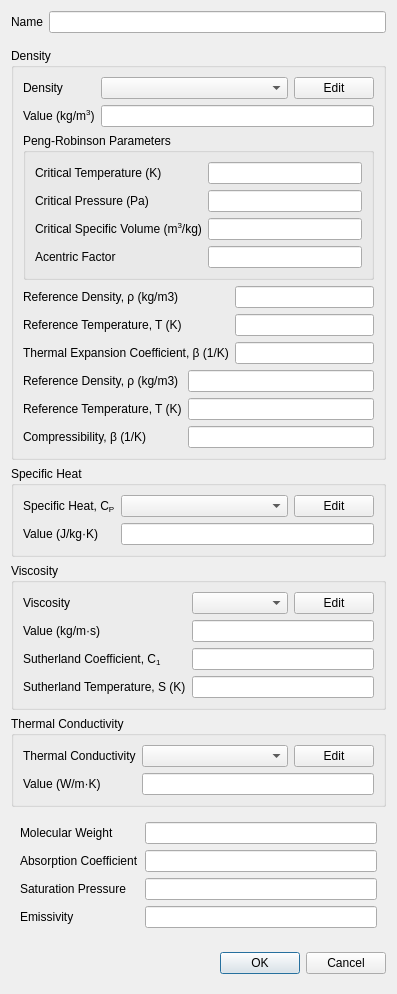
nextfoam/baram, file baramFlow/view/setup/materials/material_dialog.ui: the form before one commit.
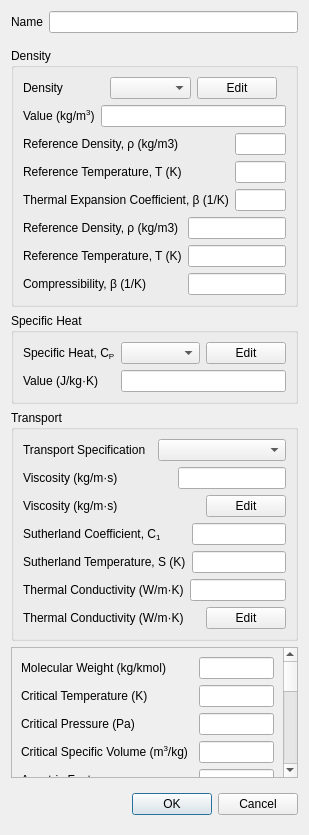
The form after the commit. Custom widgets are drawn as their Qt base class.

```diff
--- a/baramFlow/view/setup/materials/material_dialog.ui
+++ b/baramFlow/view/setup/materials/material_dialog.ui
@@ -6,8 +6,8 @@
    <rect>
     <x>0</x>
     <y>0</y>
-    <width>397</width>
-    <height>977</height>
+    <width>309</width>
+    <height>835</height>
    </rect>
   </property>
   <property name="windowTitle">
@@ -82,27 +82,6 @@
               </property>
              </widget>
             </item>
-            <item row="0" column="1">
-             <layout class="QHBoxLayout" name="horizontalLayout">
-              <item>
-               <widget class="EnumComboBox" name="densityType">
-                <property name="sizePolicy">
-                 <sizepolicy hsizetype="Expanding" vsizetype="Fixed">
-                  <horstretch>0</horstretch>
-                  <verstretch>0</verstretch>
-                 </sizepolicy>
-                </property>
-               </widget>
-              </item>
-              <item>
-               <widget class="QPushButton" name="densityEdit">
-                <property name="text">
-                 <string>Edit</string>
-                </property>
-               </widget>
-              </item>
-             </layout>
-            </item>
             <item row="1" column="0">
              <widget class="QLabel" name="label_4">
               <property name="text">
@@ -113,54 +92,34 @@
             <item row="1" column="1">
              <widget class="QLineEdit" name="constantDensity"/>
             </item>
-           </layout>
-          </widget>
-         </item>
-         <item>
-          <widget class="QGroupBox" name="pengRobinsonParameters">
-           <property name="title">
-            <string>Peng-Robinson Parameters</string>
-           </property>
-           <layout class="QFormLayout" name="formLayout_8">
-            <item row="0" column="0">
-             <widget class="QLabel" name="label_8">
-              <property name="text">
-               <string>Critical Temperature (K)</string>
-              </property>
-             </widget>
-            </item>
-            <item row="1" column="0">
-             <widget class="QLabel" name="label_9">
-              <property name="text">
-               <string>Critical Pressure (Pa)</string>
-              </property>
-             </widget>
-            </item>
-            <item row="1" column="1">
-             <widget class="QLineEdit" name="criticalPressure"/>
-            </item>
-            <item row="2" column="0">
-             <widget class="QLabel" name="label_10">
-              <property name="text">
-               <string>&lt;html&gt;&lt;head/&gt;&lt;body&gt;&lt;p&gt;Critical Specific Volume (m&lt;span style=&quot; vertical-align:super;&quot;&gt;3&lt;/span&gt;/kg)&lt;/p&gt;&lt;/body&gt;&lt;/html&gt;</string>
-              </property>
-             </widget>
-            </item>
-            <item row="2" column="1">
-             <widget class="QLineEdit" name="criticalSpecificVolume"/>
-            </item>
-            <item row="3" column="0">
-             <widget class="QLabel" name="label_11">
-              <property name="text">
-               <string>Acentric Factor</string>
-              </property>
-             </widget>
-            </item>
-            <item row="3" column="1">
-             <widget class="QLineEdit" name="acentricFactor"/>
-            </item>
             <item row="0" column="1">
-             <widget class="QLineEdit" name="criticalTemperature"/>
+             <widget class="QWidget" name="widget_90" native="true">
+              <layout class="QHBoxLayout" name="horizontalLayout">
+               <property name="topMargin">
+                <number>0</number>
+               </property>
+               <property name="bottomMargin">
+                <number>0</number>
+               </property>
+               <item>
+                <widget class="PythonComboBox" name="densitySpec">
+                 <property name="sizePolicy">
+                  <sizepolicy hsizetype="Expanding" vsizetype="Fixed">
+                   <horstretch>0</horstretch>
+                   <verstretch>0</verstretch>
+                  </sizepolicy>
+                 </property>
+                </widget>
+               </item>
+               <item>
+                <widget class="QPushButton" name="densityEdit">
+                 <property name="text">
+                  <string>Edit</string>
+                 </property>
+                </widget>
+               </item>
+              </layout>
+             </widget>
             </item>
            </layout>
           </widget>
@@ -293,7 +252,7 @@
              <number>0</number>
             </property>
             <item>
-             <widget class="EnumComboBox" name="specificHeatType">
+             <widget class="PythonComboBox" name="specificHeatSpec">
               <property name="sizePolicy">
                <sizepolicy hsizetype="Expanding" vsizetype="Fixed">
                 <horstretch>0</horstretch>
@@ -332,21 +291,42 @@
        </widget>
       </item>
       <item>
-       <widget class="QGroupBox" name="viscosityGroup">
+       <widget class="QGroupBox" name="transportGroup">
         <property name="title">
-         <string>Viscosity</string>
+         <string>Transport</string>
         </property>
-        <layout class="QFormLayout" name="formLayout_4">
-         <item row="0" column="0">
-          <widget class="QLabel" name="viscosityLabel">
+        <layout class="QVBoxLayout" name="verticalLayout_4">
+         <item>
+          <widget class="QWidget" name="widget_3" native="true">
+           <layout class="QHBoxLayout" name="horizontalLayout_2">
+            <property name="leftMargin">
+             <number>0</number>
+            </property>
+            <property name="topMargin">
+             <number>0</number>
+            </property>
+            <property name="rightMargin">
+             <number>0</number>
+            </property>
+            <property name="bottomMargin">
+             <number>0</number>
+            </property>
+            <item>
+             <widget class="QLabel" name="label_15">
            <property name="text">
-            <string>Viscosity</string>
+               <string>Transport Specification</string>
            </property>
           </widget>
          </item>
-         <item row="0" column="1">
-          <widget class="QWidget" name="widget_9" native="true">
-           <layout class="QHBoxLayout" name="horizontalLayout_6">
+            <item>
+             <widget class="PythonComboBox" name="transportSpec"/>
+            </item>
+           </layout>
+          </widget>
+         </item>
+         <item>
+          <widget class="QWidget" name="viscosityGroup" native="true">
+           <layout class="QVBoxLayout" name="verticalLayout_5">
             <property name="leftMargin">
              <number>0</number>
             </property>
@@ -360,22 +340,62 @@
              <number>0</number>
             </property>
             <item>
-             <widget class="EnumComboBox" name="viscosityType">
-              <property name="sizePolicy">
-               <sizepolicy hsizetype="Expanding" vsizetype="Fixed">
-                <horstretch>0</horstretch>
-                <verstretch>0</verstretch>
-               </sizepolicy>
-              </property>
-              <property name="minimumSize">
+             <widget class="QWidget" name="viscosityConstantGroup" native="true">
+              <layout class="QGridLayout" name="gridLayout" rowstretch="0,0" columnstretch="0,0,0,0">
+               <property name="leftMargin">
+                <number>0</number>
+               </property>
+               <property name="topMargin">
+                <number>0</number>
+               </property>
+               <property name="rightMargin">
+                <number>0</number>
+               </property>
+               <property name="bottomMargin">
+                <number>0</number>
+               </property>
+               <item row="1" column="1">
+                <widget class="QLabel" name="label_16">
+                 <property name="text">
+                  <string>Viscosity (kg/m·s)</string>
+                 </property>
+                </widget>
+               </item>
+               <item row="1" column="2">
+                <spacer name="horizontalSpacer">
+                 <property name="orientation">
+                  <enum>Qt::Horizontal</enum>
+                 </property>
+                 <property name="sizeHint" stdset="0">
                <size>
-                <width>92</width>
-                <height>0</height>
-               </size>
-              </property>
+                   <width>40</width>
+                   <height>20</height>
+                  </size>
+                 </property>
+                </spacer>
+               </item>
+               <item row="1" column="3">
+                <widget class="QLineEdit" name="viscosityConstant"/>
+               </item>
+              </layout>
              </widget>
             </item>
             <item>
+             <widget class="QWidget" name="viscosityEditGroup" native="true">
+              <layout class="QGridLayout" name="gridLayout_3">
+               <property name="leftMargin">
+                <number>0</number>
+               </property>
+               <property name="topMargin">
+                <number>0</number>
+               </property>
+               <property name="rightMargin">
+                <number>0</number>
+               </property>
+               <property name="bottomMargin">
+                <number>0</number>
+               </property>
+               <item row="0" column="2">
              <widget class="QPushButton" name="viscosityEdit">
               <property name="sizePolicy">
                <sizepolicy hsizetype="Fixed" vsizetype="Fixed">
@@ -388,57 +408,115 @@
               </property>
              </widget>
             </item>
-           </layout>
-          </widget>
-         </item>
-         <item row="1" column="0">
-          <widget class="QLabel" name="viscosityLabel_2">
+               <item row="0" column="0">
+                <widget class="QLabel" name="label_21">
            <property name="text">
-            <string>Value (kg/m·s)</string>
+                  <string>Viscosity (kg/m·s)</string>
            </property>
           </widget>
          </item>
-         <item row="1" column="1">
-          <widget class="QLineEdit" name="constantViscosity"/>
-         </item>
-         <item row="2" column="0">
+               <item row="0" column="1">
+                <spacer name="horizontalSpacer_4">
+                 <property name="orientation">
+                  <enum>Qt::Horizontal</enum>
+                 </property>
+                 <property name="sizeHint" stdset="0">
+                  <size>
+                   <width>40</width>
+                   <height>20</height>
+                  </size>
+                 </property>
+                </spacer>
+               </item>
+              </layout>
+             </widget>
+            </item>
+            <item>
+             <widget class="QWidget" name="viscositySutherlandGroup" native="true">
+              <layout class="QGridLayout" name="gridLayout_2">
+               <property name="leftMargin">
+                <number>0</number>
+               </property>
+               <property name="topMargin">
+                <number>0</number>
+               </property>
+               <property name="rightMargin">
+                <number>0</number>
+               </property>
+               <property name="bottomMargin">
+                <number>0</number>
+               </property>
+               <item row="0" column="0">
           <widget class="QLabel" name="label">
            <property name="text">
             <string>Sutherland Coefficient, C&lt;sub&gt;1&lt;/sub&gt;</string>
            </property>
           </widget>
          </item>
-         <item row="2" column="1">
+               <item row="0" column="1">
           <widget class="QLineEdit" name="sutherlandCoefficient"/>
          </item>
-         <item row="3" column="0">
+               <item row="1" column="0">
           <widget class="QLabel" name="label_6">
            <property name="text">
             <string>Sutherland Temperature, S (K)</string>
            </property>
           </widget>
          </item>
-         <item row="3" column="1">
+               <item row="1" column="1">
           <widget class="QLineEdit" name="sutherlandTemperature"/>
          </item>
         </layout>
        </widget>
       </item>
+           </layout>
+          </widget>
+         </item>
       <item>
-       <widget class="QGroupBox" name="thermalConductivity">
-        <property name="title">
-         <string>Thermal Conductivity</string>
-        </property>
-        <layout class="QFormLayout" name="formLayout_5">
-         <item row="0" column="0">
-          <widget class="QLabel" name="thremalConductivityLabel">
+          <widget class="QWidget" name="thermalConductivityGroup" native="true">
+           <layout class="QVBoxLayout" name="verticalLayout_6">
+            <property name="leftMargin">
+             <number>0</number>
+            </property>
+            <property name="topMargin">
+             <number>0</number>
+            </property>
+            <property name="rightMargin">
+             <number>0</number>
+            </property>
+            <property name="bottomMargin">
+             <number>0</number>
+            </property>
+            <item>
+             <widget class="QWidget" name="thermalConductivityConstantGroup" native="true">
+              <layout class="QHBoxLayout" name="horizontalLayout_6">
+               <property name="leftMargin">
+                <number>0</number>
+               </property>
+               <property name="topMargin">
+                <number>0</number>
+               </property>
+               <property name="rightMargin">
+                <number>0</number>
+               </property>
+               <property name="bottomMargin">
+                <number>0</number>
+               </property>
+               <item>
+                <widget class="QLabel" name="label_17">
            <property name="text">
-            <string>Thermal Conductivity</string>
+                  <string>Thermal Conductivity (W/m·K)</string>
            </property>
           </widget>
          </item>
-         <item row="0" column="1">
-          <widget class="QWidget" name="widget_11" native="true">
+               <item>
+                <widget class="QLineEdit" name="thermalConductivityConstant"/>
+               </item>
+              </layout>
+             </widget>
+            </item>
+            <item>
+             <widget class="QWidget" name="thermalConductivityEditGroup" native="true">
            <layout class="QHBoxLayout" name="horizontalLayout_7">
             <property name="leftMargin">
              <number>0</number>
@@ -453,15 +531,25 @@
              <number>0</number>
             </property>
             <item>
-             <widget class="EnumComboBox" name="thermalConductivityType">
-              <property name="sizePolicy">
-               <sizepolicy hsizetype="Expanding" vsizetype="Fixed">
-                <horstretch>0</horstretch>
-                <verstretch>0</verstretch>
-               </sizepolicy>
+                <widget class="QLabel" name="label_22">
+                 <property name="text">
+                  <string>Thermal Conductivity (W/m·K)</string>
               </property>
              </widget>
             </item>
+               <item>
+                <spacer name="horizontalSpacer_3">
+                 <property name="orientation">
+                  <enum>Qt::Horizontal</enum>
+                 </property>
+                 <property name="sizeHint" stdset="0">
+                  <size>
+                   <width>40</width>
+                   <height>20</height>
+                  </size>
+                 </property>
+                </spacer>
+               </item>
             <item>
              <widget class="QPushButton" name="thermalConductivityEdit">
               <property name="sizePolicy">
@@ -478,26 +566,34 @@
            </layout>
           </widget>
          </item>
-         <item row="1" column="0">
-          <widget class="QLabel" name="thremalConductivityLabel_2">
-           <property name="text">
-            <string>Value (W/m·K)</string>
-           </property>
+           </layout>
           </widget>
          </item>
-         <item row="1" column="1">
-          <widget class="QLineEdit" name="constantThermalConductivity"/>
+        </layout>
+       </widget>
          </item>
         </layout>
        </widget>
       </item>
       <item>
-       <widget class="QWidget" name="properties" native="true">
-        <layout class="QFormLayout" name="formLayout_2">
+    <widget class="QScrollArea" name="otherPropertiesContainer">
+     <property name="widgetResizable">
+      <bool>true</bool>
+     </property>
+     <widget class="QWidget" name="otherProperties">
+      <property name="geometry">
+       <rect>
+        <x>0</x>
+        <y>0</y>
+        <width>272</width>
+        <height>442</height>
+       </rect>
+      </property>
+      <layout class="QFormLayout" name="formLayout">
          <item row="0" column="0">
           <widget class="QLabel" name="molecularWeightLabel">
            <property name="text">
-            <string>Molecular Weight</string>
+          <string>Molecular Weight (kg/kmol)</string>
            </property>
           </widget>
          </item>
@@ -505,39 +601,157 @@
           <widget class="QLineEdit" name="molecularWeight"/>
          </item>
          <item row="1" column="0">
-          <widget class="QLabel" name="absorptionCoefficientLabel">
+        <widget class="QLabel" name="label_8">
            <property name="text">
-            <string>Absorption Coefficient</string>
+          <string>Critical Temperature (K)</string>
            </property>
           </widget>
          </item>
          <item row="1" column="1">
-          <widget class="QLineEdit" name="absorptionCoefficient"/>
+        <widget class="QLineEdit" name="criticalTemperature"/>
          </item>
          <item row="2" column="0">
+        <widget class="QLabel" name="label_9">
+         <property name="text">
+          <string>Critical Pressure (Pa)</string>
+         </property>
+        </widget>
+       </item>
+       <item row="2" column="1">
+        <widget class="QLineEdit" name="criticalPressure"/>
+       </item>
+       <item row="3" column="0">
+        <widget class="QLabel" name="label_10">
+         <property name="text">
+          <string>&lt;html&gt;&lt;head/&gt;&lt;body&gt;&lt;p&gt;Critical Specific Volume (m&lt;span style=&quot; vertical-align:super;&quot;&gt;3&lt;/span&gt;/kg)&lt;/p&gt;&lt;/body&gt;&lt;/html&gt;</string>
+         </property>
+        </widget>
+       </item>
+       <item row="3" column="1">
+        <widget class="QLineEdit" name="criticalSpecificVolume"/>
+       </item>
+       <item row="4" column="0">
+        <widget class="QLabel" name="label_11">
+         <property name="text">
+          <string>Acentric Factor</string>
+         </property>
+        </widget>
+       </item>
+       <item row="4" column="1">
+        <widget class="QLineEdit" name="acentricFactor"/>
+       </item>
+       <item row="5" column="0">
+        <widget class="QLabel" name="label_23">
+         <property name="text">
+          <string>Triple Point Temperature (K)</string>
+         </property>
+        </widget>
+       </item>
+       <item row="5" column="1">
+        <widget class="QLineEdit" name="tripleTemperature"/>
+       </item>
+       <item row="6" column="0">
+        <widget class="QLabel" name="label_24">
+         <property name="text">
+          <string>Triple Point Pressure (Pa)</string>
+         </property>
+        </widget>
+       </item>
+       <item row="6" column="1">
+        <widget class="QLineEdit" name="triplePressure"/>
+       </item>
+       <item row="7" column="0">
           <widget class="QLabel" name="saturationPressureLabel">
            <property name="text">
-            <string>Saturation Pressure</string>
+          <string>Saturation Pressure (Pa)</string>
            </property>
           </widget>
          </item>
-         <item row="2" column="1">
-          <widget class="QLineEdit" name="saturationPressure"/>
-         </item>
-         <item row="3" column="0">
+       <item row="8" column="0">
+        <widget class="QLabel" name="label_25">
+         <property name="text">
+          <string>Surface Tension (N/m)</string>
+         </property>
+        </widget>
+       </item>
+       <item row="9" column="0">
           <widget class="QLabel" name="emissivityLabel">
            <property name="text">
             <string>Emissivity</string>
            </property>
           </widget>
          </item>
-         <item row="3" column="1">
+       <item row="9" column="1">
           <widget class="QLineEdit" name="emissivity"/>
          </item>
-        </layout>
-       </widget>
-      </item>
-     </layout>
+       <item row="10" column="0">
+        <widget class="QLabel" name="absorptionCoefficientLabel">
+         <property name="text">
+          <string>Absorption Coefficient</string>
+         </property>
+        </widget>
+       </item>
+       <item row="10" column="1">
+        <widget class="QLineEdit" name="absorptionCoefficient"/>
+       </item>
+       <item row="11" column="0">
+        <widget class="QLabel" name="label_27">
+         <property name="text">
+          <string>Latent Heat (J/kg)</string>
+         </property>
+        </widget>
+       </item>
+       <item row="12" column="0">
+        <widget class="QLabel" name="label_26">
+         <property name="text">
+          <string>Boiling Point Temperature [K]</string>
+         </property>
+        </widget>
+       </item>
+       <item row="12" column="1">
+        <widget class="QLineEdit" name="boilingTemperature"/>
+       </item>
+       <item row="13" column="0">
+        <widget class="QLabel" name="label_28">
+         <property name="text">
+          <string>&lt;html&gt;&lt;head/&gt;&lt;body&gt;&lt;p&gt;Second Virial Coefficient (m&lt;span style=&quot; vertical-align:super;&quot;&gt;3&lt;/span&gt;/kg)&lt;/p&gt;&lt;/body&gt;&lt;/html&gt;</string>
+         </property>
+        </widget>
+       </item>
+       <item row="13" column="1">
+        <widget class="QLineEdit" name="virialCoeff"/>
+       </item>
+       <item row="14" column="0">
+        <widget class="QLabel" name="label_29">
+         <property name="text">
+          <string>Standard State Enthalpy (J/kg)</string>
+         </property>
+        </widget>
+       </item>
+       <item row="14" column="1">
+        <widget class="QLineEdit" name="standardStateEnthalpy"/>
+       </item>
+       <item row="15" column="0">
+        <widget class="QLabel" name="label_30">
+         <property name="text">
+          <string>Reference Temperature (K)</string>
+         </property>
+        </widget>
+       </item>
+       <item row="15" column="1">
+        <widget class="QLineEdit" name="referenceTemperature"/>
+       </item>
+       <item row="7" column="1">
+        <widget class="Function1ScalarWidget" name="saturationPressure" native="true"/>
+       </item>
+       <item row="11" column="1">
+        <widget class="Function1ScalarWidget" name="enthalpyOfVaporization" native="true"/>
+       </item>
+       <item row="8" column="1">
+        <widget class="Function1ScalarWidget" name="dropletSurfaceTension" native="true"/>
+       </item>
+      </layout>
+     </widget>
     </widget>
    </item>
    <item>
@@ -583,7 +797,13 @@
  </widget>
  <customwidgets>
   <customwidget>
-   <class>EnumComboBox</class>
+   <class>Function1ScalarWidget</class>
+   <extends>QWidget</extends>
+   <header>baramFlow.view.setup.models.DPM.function1_widget</header>
+   <container>1</container>
+  </customwidget>
+  <customwidget>
+   <class>PythonComboBox</class>
    <extends>QComboBox</extends>
    <header>widgets.enum_combo_box</header>
   </customwidget>
```
Left out of the diff: 44 changed lines with no effect on the pictures. Lines whose indentation alone changed are shown as unchanged.
